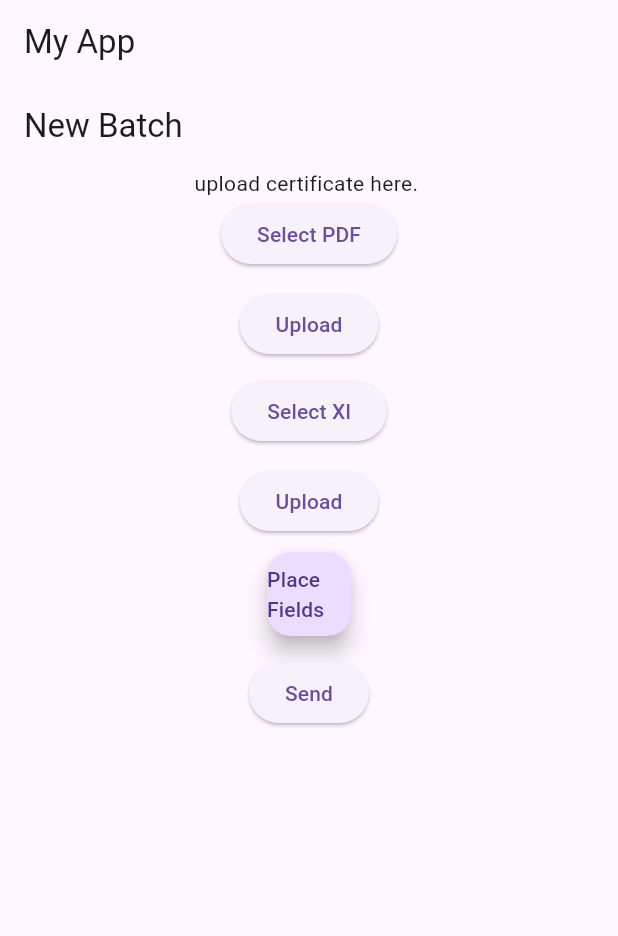
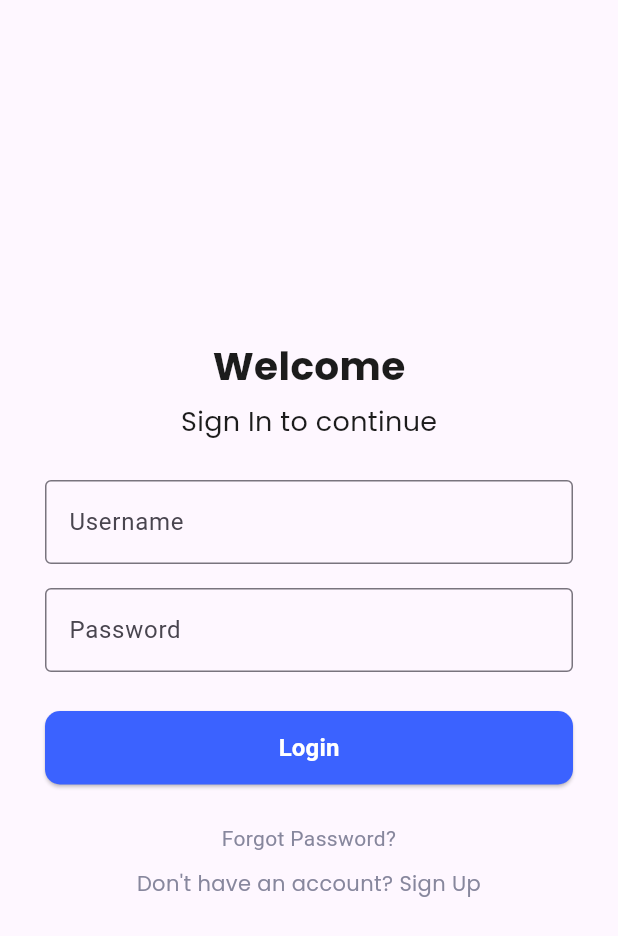
Before and after one commit to 7xpro/easycertificate, a Flutter app: the screen it shows after launch, on a phone screen of 412 x 824 dp. Shown: the top 936 px of the screen. Run offline on Flutter 3.47's test engine with Material 3 defaults, Android fonts, the light colour scheme and no system bars; our stand-ins replace file_picker, flutter_dotenv, google_fonts, jwt_decoder, shared_preferences.

Commit message:
added login page and functionality

```diff
--- a/lib/main.dart
+++ b/lib/main.dart
@@ -1,27 +1,73 @@
 import 'package:flutter/material.dart';
-import "./pages/newBatch.dart";
+import "pages/newBatch.dart";
+import "pages/Login.dart";
 import 'package:flutter_dotenv/flutter_dotenv.dart';
-import "./widgets/canva.dart";
+import "package:shared_preferences/shared_preferences.dart";
+import "package:jwt_decoder/jwt_decoder.dart";
 
-void main() async  {
+void main() async {
+  WidgetsFlutterBinding.ensureInitialized();
+
   await dotenv.load(fileName: ".env");
+
   runApp(const MyApp());
 }
 
-class MyApp extends StatelessWidget {
+class MyApp extends StatefulWidget {
   const MyApp({super.key});
+
+  @override
+  State<MyApp> createState() => _MyAppState();
+}
+
+class _MyAppState extends State<MyApp> {
+
+  Future<bool> isTokenValid() async {
+    final prefs = await SharedPreferences.getInstance();
+
+    final token = prefs.getString("token");
+
+    if (token == null) {
+      return false;
+    }
+
+    if (JwtDecoder.isExpired(token)) {
+      await prefs.remove("token");
+      await prefs.remove("token_expiry");
+
+      return false;
+    }
+
+    return true;
+  }
 
   @override
   Widget build(BuildContext context) {
     return MaterialApp(
       debugShowCheckedModeBanner: false,
-      home: Scaffold(
-        appBar: AppBar(
-          title: const Text('My App'),
-        ),
-        body: Center(
-          child: Newbatch(),
-        ),
+
+      home: FutureBuilder<bool>(
+        future: isTokenValid(),
+
+        builder: (context, snapshot) {
+
+          // Still checking token
+          if (snapshot.connectionState == ConnectionState.waiting) {
+            return const Scaffold(
+              body: Center(
+                child: CircularProgressIndicator(),
+              ),
+            );
+          }
+
+          // Token is valid
+          if (snapshot.data == true) {
+            return Newbatch();
+          }
+
+          // No token or expired token
+          return  LoginPage();
+        },
       ),
     );
   }
--- /dev/null
+++ b/lib/pages/Login.dart
@@ -0,0 +1,199 @@
+import 'dart:convert';
+
+import 'package:flutter/material.dart';
+import 'signUP.dart';
+import "package:flutter_dotenv/flutter_dotenv.dart";
+import "package:http/http.dart" as http;
+import 'package:shared_preferences/shared_preferences.dart';
+import "newBatch.dart";
+import 'package:jwt_decoder/jwt_decoder.dart';
+
+
+
+class LoginPage extends StatefulWidget {
+  @override
+  _LoginPageState createState() => _LoginPageState();
+}
+
+class _LoginPageState extends State<LoginPage> {
+  final _usernameController = TextEditingController();
+  final _passwordController = TextEditingController();
+  var _isLoading=false;
+  final _host=dotenv.env["HOST"];
+  static const token="token";
+  static const userid="userid";
+
+
+
+
+  @override
+  void dispose() {
+    _usernameController.dispose();
+    _passwordController.dispose();
+    super.dispose();
+  }
+
+
+  Future<void>_handleLogin() async{
+
+    _isLoading=true;
+
+
+    try{
+      final prefs = await SharedPreferences.getInstance();
+      final response= await http.post(
+        Uri.parse("$_host/auth/login"),
+        headers:{'Content-type':"application/json"},
+        body:jsonEncode({
+          "email":_usernameController.text,
+          "password":_passwordController.text
+        }),
+      ).timeout(const Duration(seconds: 5));
+
+      final data = jsonDecode(response.body);
+      if (!mounted) return;
+
+          if (response.statusCode == 200) {
+      ScaffoldMessenger.of(context).showSnackBar(
+        SnackBar(content: Text('login Successfully')),
+      );
+
+      final expiryDate = JwtDecoder.getExpirationDate(data["token"]);
+      await prefs.setString(token, data["token"]);
+      await prefs.setInt(userid,data["userid"]);
+        // Token expires in 30 minutes
+
+      await prefs.setString("token_expiry", expiryDate.toIso8601String(),);
+
+        Navigator.push(
+                  context,
+                  MaterialPageRoute(builder: (_) => Newbatch()),
+                ); // back to login
+    } else {
+      ScaffoldMessenger.of(context).showSnackBar(
+        SnackBar(content: Text(data['message'] ?? "login failed ${_usernameController.text} ,${_passwordController.text}")),
+      );
+    }
+  } catch (e) {
+    _showError('Error: $e');
+  } finally {
+    if (mounted) setState(() => _isLoading = false);
+  }
+  }
+
+
+
+  void _showError(String msg) {
+  if (!mounted) return;
+  ScaffoldMessenger.of(context).showSnackBar(SnackBar(content: Text(msg)));
+}
+
+  @override
+  Widget build(BuildContext context) {
+    return Scaffold(
+      body: Center(
+        child: Padding(
+          padding: const EdgeInsets.all(30.0),
+          child: Column(
+            mainAxisAlignment: MainAxisAlignment.center,
+            crossAxisAlignment: CrossAxisAlignment.center,
+            children: [
+              Text(
+                'Welcome',
+                style: TextStyle(
+                  fontFamily: 'Poppins',
+                  fontWeight: FontWeight.bold,
+                  fontSize: 26,
+                  color: Color(0xFF1C1C1C),
+                ),
+              ),
+              SizedBox(height: 6),
+              Text(
+                'Sign In to continue',
+                style: TextStyle(
+                  fontFamily: 'Poppins',
+                  fontWeight: FontWeight.normal,
+                  fontSize: 18,
+                  color: Color(0xFF1C1C1C),
+                ),
+              ),
+              SizedBox(height: 26),
+              TextField(
+                controller: _usernameController,
+                decoration: InputDecoration(
+                  labelText: 'Username',
+                  border: OutlineInputBorder(),
+                ),
+              ),
+              SizedBox(height: 16),
+              TextField(
+                controller: _passwordController,
+                decoration: InputDecoration(
+                  labelText: 'Password',
+                  border: OutlineInputBorder(),
+                ),
+                obscureText: true,
+              ),
+              SizedBox(height: 26),
+              SizedBox(
+                width: double.infinity,
+                height: 49,
+                child: ElevatedButton(
+                  onPressed: _isLoading ? null : _handleLogin,
+                  style: ElevatedButton.styleFrom(
+                    backgroundColor: Color(0xFF3B62FF),
+                    shape: RoundedRectangleBorder(
+                      borderRadius: BorderRadius.circular(10),
+                    ),
+                  ),
+                  child: Text(
+                    'Login',
+                    style: TextStyle(
+                      color: Colors.white,
+                      fontSize: 16,
+                      fontWeight: FontWeight.bold,
+                    ),
+
+                  ),
+                ),
+              ),
+              SizedBox(height: 26),
+              Center(
+                  child: Text(
+                    'Forgot Password?',
+                    textAlign: TextAlign.center,
+                    style: TextStyle(
+                      fontSize: 14,
+                      color: Color(0xFF87879D),
+                    ),
+                  ),
+              ),
+              SizedBox(height: 10),
+            Center(
+            child: GestureDetector(
+              onTap: () {
+                _usernameController.clear();
+                _passwordController.clear();
+                Navigator.push(
+                  context,
+                  MaterialPageRoute(builder: (_) => const SignUpPage()),
+                );
+              },
+              child: const Text(
+                "Don't have an account? Sign Up",
+                textAlign: TextAlign.center,
+                style: TextStyle(
+                  fontFamily: 'Poppins',
+                  fontSize: 14,
+                  color: Color(0xFF87879D),
+                ),
+              ),
+            ),
+          )
+            ],
+          ),
+        ),
+      ),
+    );
+  }
+}
--- a/lib/pages/newBatch.dart
+++ b/lib/pages/newBatch.dart
@@ -8,6 +8,8 @@ import 'package:flutter_dotenv/flutter_dotenv.dart';
 import 'package:http/http.dart' as http;
 import 'dart:convert';
 import "../widgets/canva.dart";
+import "package:shared_preferences/shared_preferences.dart";
+
 
 
 class Newbatch  extends StatelessWidget{
@@ -16,12 +18,16 @@ class Newbatch  extends StatelessWidget{
 
 Future<Map<String,dynamic>> myApiCall(BuildContext context) async {
   try {
+    final prefs=await SharedPreferences.getInstance();
+    final token=prefs.getString("token");
+
     final uri = Uri.parse('$_host/upload/test');
 
     final response = await http.post(
       uri,
       headers: {
         'Content-Type': 'application/json',
+        "Authorization": "Bearer $token",
       },
         body: jsonEncode({
         'body': 'testing',
--- a/lib/widgets/filePicker.dart
+++ b/lib/widgets/filePicker.dart
@@ -4,6 +4,21 @@ import 'package:flutter/material.dart';
 import 'package:http/http.dart' as http;
 import 'package:http_parser/http_parser.dart';
 import 'package:flutter_dotenv/flutter_dotenv.dart';
+// import 'dart:convert';
+// import 'dart:io';
+
+// import 'package:flutter/material.dart';
+// import 'package:flutter_dotenv/flutter_dotenv.dart';
+// import 'package:file_picker/file_picker.dart';
+// import 'package:http/http.dart' as http;
+// import 'package:http_parser/http_parser.dart'; // MediaType
+// import 'package:path/path.dart' as p;
+// import 'package:path_provider/path_provider.dart';
+import 'package:shared_preferences/shared_preferences.dart';
+// import 'package:open_filex/open_filex.dart';
+// import 'package:pdfx/pdfx.dart';
+
+
 
 class PdfUploadWidget extends StatefulWidget {
   const PdfUploadWidget({super.key});
@@ -18,6 +33,8 @@ class _PdfUploadWidgetState extends State<PdfUploadWidget> {
   File? _selectedFile;
   bool _isUploading = false;
   String _statusMessage = '';
+
+
 
   Future<void> _pickPdf() async {
     final result = await FilePicker.platform.pickFiles(
@@ -35,6 +52,9 @@ class _PdfUploadWidgetState extends State<PdfUploadWidget> {
 
   Future<void> _uploadFile() async {
     if (_selectedFile == null) return;
+      final prefs=await SharedPreferences.getInstance();
+      final token=prefs.getString("token");
+
 
     // Extra safety check in case picker allows override on some platforms
     if (!_selectedFile!.path.toLowerCase().endsWith('.pdf')) {
@@ -51,6 +71,8 @@ class _PdfUploadWidgetState extends State<PdfUploadWidget> {
       final uri = Uri.parse('$_host/upload/template'); // e.g. Flask endpoint
       final request = http.MultipartRequest('POST', uri);
 
+      request.headers['Authorization'] = 'Bearer $token';
+
       request.files.add(
         await http.MultipartFile.fromPath(
           'file', // this key must match request.files['file'] on Flask side
@@ -58,6 +80,10 @@ class _PdfUploadWidgetState extends State<PdfUploadWidget> {
           contentType: MediaType('application', 'pdf'),
         ),
       );
+
+
+
+
 
       final streamedResponse = await request.send();
       final response = await http.Response.fromStream(streamedResponse);
@@ -79,25 +105,25 @@ class _PdfUploadWidgetState extends State<PdfUploadWidget> {
 
   @override
   Widget build(BuildContext context) {
-
-    return Column(
+    return Padding(
+      padding: const EdgeInsets.all(16),
+      child: Column(
         mainAxisSize: MainAxisSize.min,
         children: [
-        ElevatedButton(
+          ElevatedButton.icon(
             onPressed: _pickPdf,
-          child: const Text('Select PDF'),
+            icon: const Icon(Icons.picture_as_pdf),
+            label: const Text('Select PDF'),
           ),
-        if (_selectedFile != null)
-          Text('Selected: ${_selectedFile!.path.split('/').last}'),
+
+
           const SizedBox(height: 12),
           ElevatedButton(
-          onPressed: _isUploading ? null : _uploadFile,
+            onPressed: (_selectedFile == null || _isUploading) ? null : _uploadFile,
             child: _isUploading
                 ? const SizedBox(
-                  width: 20,
-                  height: 20,
-                  child: CircularProgressIndicator(strokeWidth: 2),
-                )
+                    width: 20, height: 20,
+                    child: CircularProgressIndicator(strokeWidth: 2))
                 : const Text('Upload'),
           ),
             if (_statusMessage.isNotEmpty)
@@ -105,7 +131,11 @@ class _PdfUploadWidgetState extends State<PdfUploadWidget> {
             padding: const EdgeInsets.only(top: 8.0),
             child: Text(_statusMessage),
           ),
+
         ],
+
+
+      ),
     );
   }
 }
--- a/pubspec.yaml
+++ b/pubspec.yaml
@@ -44,7 +44,11 @@ dependencies:
   file_picker: ^8.0.0
   syncfusion_flutter_pdfviewer: ^32.1.19
   path_provider: ^2.1.5
-  pdfx: ^2.8.0
+  pdfx: ^2.8.0       # reads PDF page size^2.1.0
+  path: ^1.9.0
+  open_filex: ^4.5.0      # opens the PDF in the phone's PDF viewer
+  jwt_decoder: ^2.0.1
+
 
 dev_dependencies:
   flutter_test:
```
Also changed, not shown: lib/pages/signUP.dart (added, +226 -0 lines), lib/widgets/canva.dart (+6 -1 lines), lib/widgets/xlFilePicker.dart (+8 -0 lines), pubspec.lock, 2 other files. Lines whose indentation alone changed are shown as unchanged.
